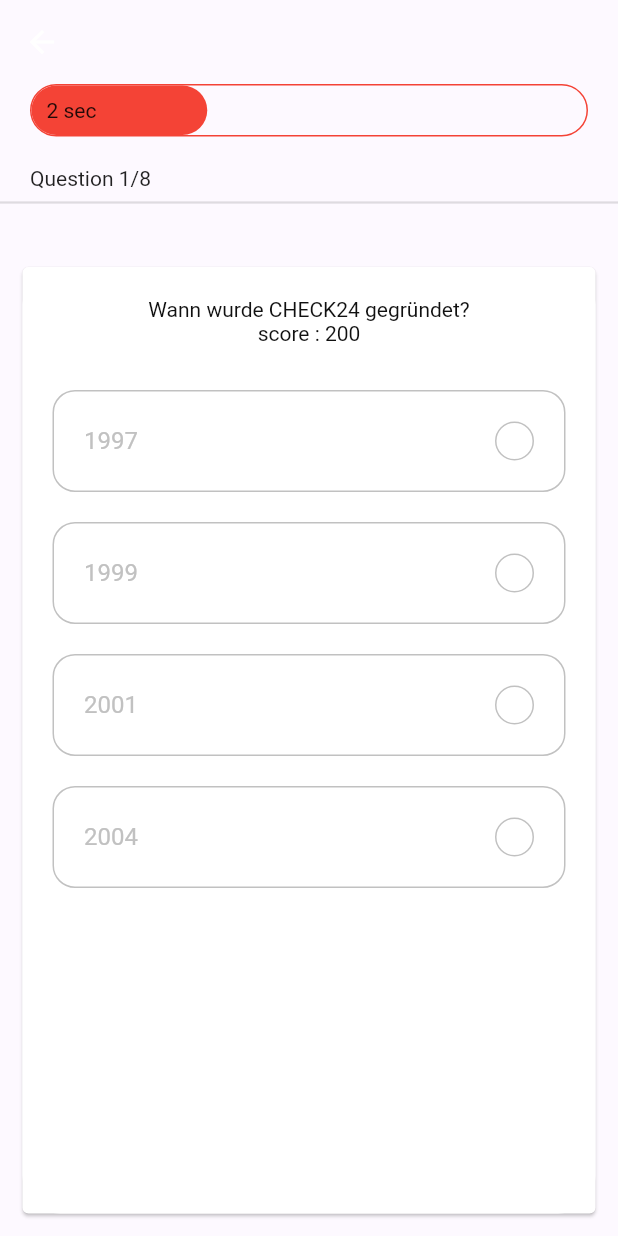
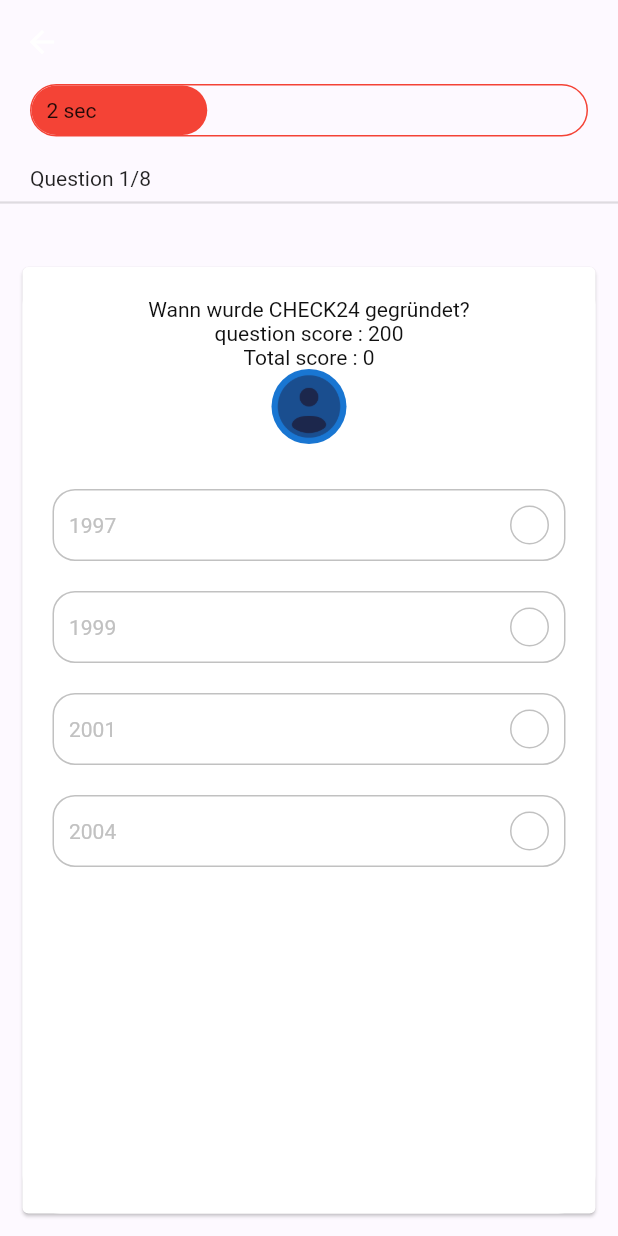
Before and after one commit to Abdulla-Al-Mued/QUIZ-APP2, a Flutter app: the QuizScreen screen opened by its route, on a phone screen of 412 x 824 dp. Run offline on Flutter 3.47's test engine with Material 2 defaults, Android fonts, the phone set to English and light mode, and no system bars; our stand-ins replace get, shared_preferences; accounts and stored records are empty.

Commit message:
finishing project2

```diff
--- a/lib/Controllers/question_controller.dart
+++ b/lib/Controllers/question_controller.dart
@@ -14,10 +14,12 @@ class QuestionController extends GetxController
   late AnimationController _animationController;
   late Animation _animation;
   // so that we can access our animation outside
-  Animation get animation => this._animation;
+  Animation get animation => _animation;
 
   late PageController _pageController;
   PageController get pageController => _pageController;
+
+  final RxBool isOptionsEnabled = true.obs;
 
 
   final List<Question2> _questions2 = sample_data2
@@ -26,9 +28,10 @@ class QuestionController extends GetxController
         score: question['score'],
         question: question['question'],
         correctAnswer: question['correctAnswer'],
+        image: question['questionImageUrl'],
         options: question['answers']),
-  )
-      .toList();
+  ).toList();
+
   List<Question2> get questions2 => _questions2;
 
   bool _isAnswered = false;
@@ -37,8 +40,8 @@ class QuestionController extends GetxController
   late int _correctAns;
   int get correctAns => _correctAns;
 
-  late int _totalScore = 0;
-  int get totalScore => _totalScore;
+  RxInt _totalScore = 0.obs;
+  RxInt get totalScore => _totalScore;
 
   late int _selectedAns;
   int get selectedAns => _selectedAns;
@@ -91,13 +94,16 @@ class QuestionController extends GetxController
       _totalScore += question.score;
     }
 
+    isOptionsEnabled.value = false; // Disable options
+
     // It will stop the counter
     _animationController.stop();
     update();
 
-    // Once user select an ans after 3s it will go to the next qn
+    // Once user select an ans after 2s it will go to the next qn
     Future.delayed(const Duration(seconds: 2), () {
       nextQuestion();
+      isOptionsEnabled.value = true;
     });
   }
 
@@ -118,7 +124,7 @@ class QuestionController extends GetxController
       int temp = await getScoreData();
 
       if(_totalScore > temp) {
-        SharedPref.saveIntData(score, _totalScore);
+        SharedPref.saveIntData(score, _totalScore.value);
       }
       print("score ");
       print(_totalScore);
--- a/lib/Model/Questions2.dart
+++ b/lib/Model/Questions2.dart
@@ -1,9 +1,10 @@
 class Question2 {
   final int score;
   final String question, correctAnswer;
+  final String? image;
   final Map<String, String> options;
 
-  Question2({required this.score, required this.question, required this.correctAnswer, required this.options});
+  Question2({required this.score, required this.question, required this.correctAnswer, required this.image, required this.options});
 }
 
 
--- a/lib/Screens/option.dart
+++ b/lib/Screens/option.dart
@@ -42,10 +42,10 @@ class Option extends StatelessWidget {
           }
 
           return InkWell(
-            onTap: press,
+            onTap: qnController.isOptionsEnabled.value ? press : null,
             child: Container(
               margin: const EdgeInsets.only(top: kDefaultPadding),
-              padding: const EdgeInsets.all(kDefaultPadding),
+              padding: const EdgeInsets.all(10),
               decoration: BoxDecoration(
                 border: Border.all(color: getTheRightColor()),
                 borderRadius: BorderRadius.circular(15),
@@ -55,7 +55,7 @@ class Option extends StatelessWidget {
                 children: [
                   Text(
                     text,
-                    style: TextStyle(color: getTheRightColor(), fontSize: 16),
+                    style: TextStyle(color: getTheRightColor(), fontSize: 14),
                   ),
                   Container(
                     height: 26,
--- a/lib/Screens/question_card.dart
+++ b/lib/Screens/question_card.dart
@@ -5,20 +5,23 @@ import 'package:quiz_app/Model/Questions2.dart';
 import 'package:quiz_app/Screens/option.dart';
 import 'package:quiz_app/Utils/constants.dart';
 
-class QuestionCard extends StatelessWidget {
+class QuestionCard extends StatefulWidget {
   const QuestionCard({
     super.key,
-    // it means we have to pass this
-    // required this.question,
     required this.question2,
   });
 
-  // final Question question;
   final Question2 question2;
 
   @override
+  _QuestionCardState createState() => _QuestionCardState();
+}
+
+class _QuestionCardState extends State<QuestionCard> {
+  @override
   Widget build(BuildContext context) {
     QuestionController _controller = Get.put(QuestionController());
+
     return Card(
       margin: EdgeInsets.all(15),
       child: Container(
@@ -30,25 +33,51 @@ class QuestionCard extends StatelessWidget {
         child: Column(
           children: [
             Text(
-              question2.question,
+              widget.question2.question,
               style: const TextStyle(color: kBlackColor),
             ),
             Text(
-              "score : ${question2.score.toString()}",
+              "question score : ${widget.question2.score.toString()}",
               style: const TextStyle(color: kBlackColor),
             ),
+            Obx(() {
+              return Text(
+                "Total score : ${_controller.totalScore.value.toString()}",
+                style: const TextStyle(color: kBlackColor),
+              );
+            }),
+
+            if (widget.question2.image != null)
+              SizedBox(
+                height: 50,
+                width: 50,
+                child: CircleAvatar(
+                  backgroundImage: NetworkImage(widget.question2.image!),
+                  backgroundColor: Colors.white,
+                ),
+              )
+            else
+              const SizedBox(
+                height: 50,
+                width: 50,
+                child: CircleAvatar(
+                  backgroundImage: AssetImage('assets/images/ic_user2.png'),
+                ),
+              ),
+
             const SizedBox(height: kDefaultPadding / 2),
             ...List.generate(
-              question2.options.length,
+              widget.question2.options.length,
                   (index) {
-                final answerOption = question2.options.entries.elementAt(index);
+                final answerOption =
+                widget.question2.options.entries.elementAt(index);
                 final answerText = answerOption.value;
                 print(index.toString());
 
                 return Option(
                   index: index,
                   text: answerText,
-                  press: () => _controller.checkAns(question2, index),
+                  press: () => _controller.checkAns(widget.question2, index),
                 );
               },
             ),
--- a/pubspec.yaml
+++ b/pubspec.yaml
@@ -34,3 +34,6 @@ flutter:
 
 
   uses-material-design: true
+
+  assets:
+    - assets/images/
```
Also changed, not shown: assets/images/ic_user2.png (added).
